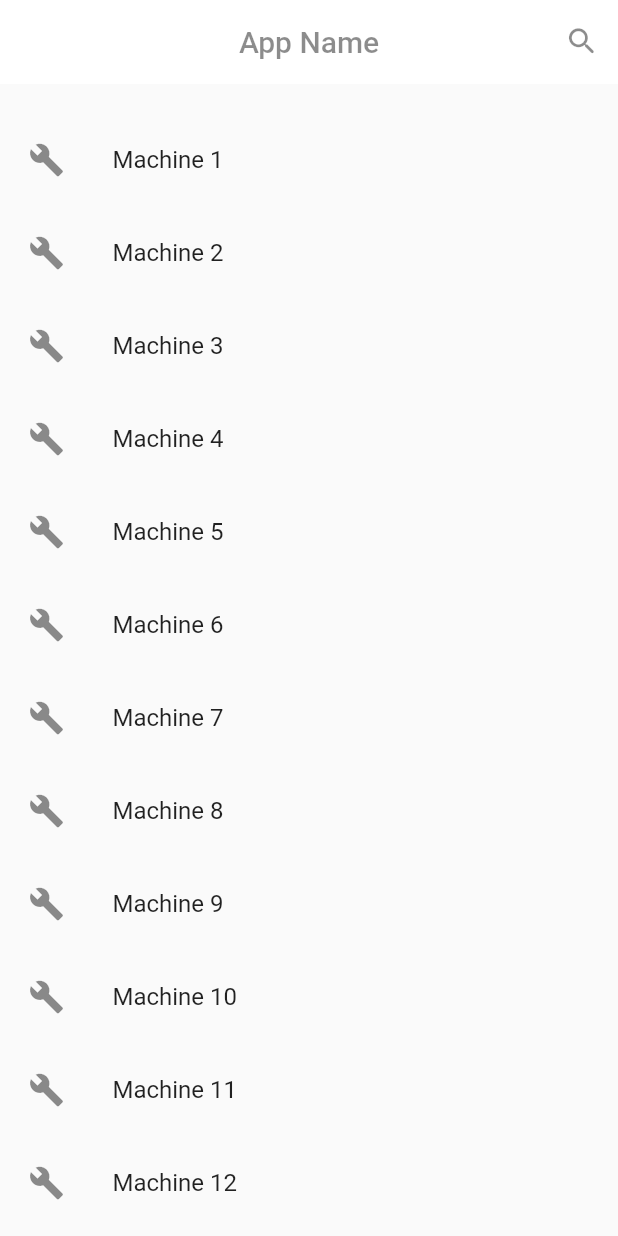
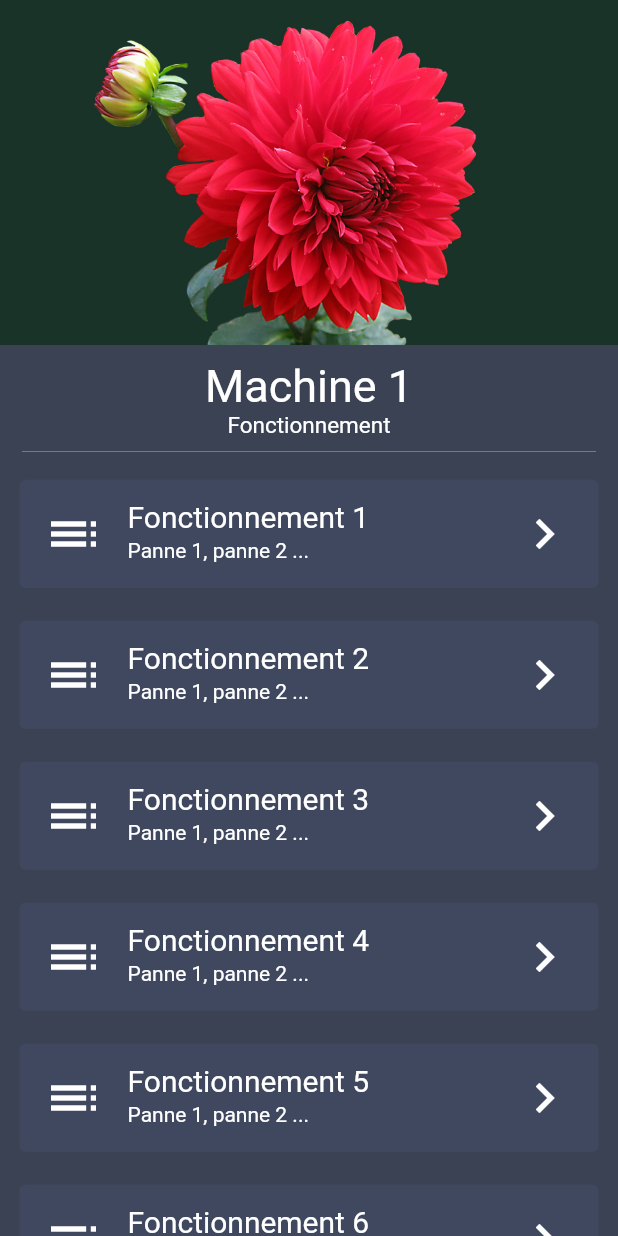
Before and after one commit to kiboMarcel/industry, a Flutter app: the screen it shows after launch, after a tap on "Machine 1", on a phone screen of 412 x 824 dp. Run offline on Flutter 3.47's test engine with Material 2 defaults, Android fonts, the light colour scheme and no system bars; our stand-ins replace get.

Commit message:
operation & breakdown screen

```diff
--- a/lib/main.dart
+++ b/lib/main.dart
@@ -1,7 +1,9 @@
 import 'package:flutter/material.dart';
 import 'package:get/get.dart';
 
+import 'presentations/screens/breakdowns_screen.dart';
 import 'presentations/screens/home_screen.dart';
+import 'presentations/screens/operation_screen.dart';
 
 void main() {
   runApp(const MyApp());
@@ -14,11 +16,16 @@ class MyApp extends StatelessWidget {
   @override
   Widget build(BuildContext context) {
     return GetMaterialApp(
+      debugShowCheckedModeBanner: false,
       title: 'Industry',
       theme: ThemeData(
         primarySwatch: Colors.blue,
       ),
       home: HomeScreen(),
+      routes: {
+        OperationScreen.id: (context) => OperationScreen(),
+        BreakdonwScreen.id: (context) => BreakdonwScreen(),
+      },
     );
   }
 }
--- a/lib/presentations/screens/home_screen.dart
+++ b/lib/presentations/screens/home_screen.dart
@@ -1,5 +1,8 @@
 import 'package:flutter/material.dart';
 import 'package:industry/utils/dimensions.dart';
+
+import '../widgets/card_widget.dart';
+import 'operation_screen.dart';
 
 class HomeScreen extends StatefulWidget {
   const HomeScreen({Key? key}) : super(key: key);
@@ -9,6 +12,7 @@ class HomeScreen extends StatefulWidget {
 }
 
 class _HomeScreenState extends State<HomeScreen> {
+  static const String id = 'home_screen';
   late ScrollController _scrollController;
 
   @override
@@ -20,15 +24,16 @@ class _HomeScreenState extends State<HomeScreen> {
   @override
   Widget build(BuildContext context) {
     return Scaffold(
+      backgroundColor: Color(0xFF3B4254),
       appBar: AppBar(
-        backgroundColor: Colors.white,
+        backgroundColor: Color(0xFF3B4254),
         elevation: 0,
         centerTitle: true,
         title: InkWell(
           onTap: () => _scrollController.jumpTo(0),
           child: Text(
             'App Name',
-            style: TextStyle(color: Colors.black45),
+            style: TextStyle(color: Colors.white),
           ),
         ),
         actions: [
@@ -38,8 +43,8 @@ class _HomeScreenState extends State<HomeScreen> {
             },
             icon: Icon(
               Icons.search_rounded,
-              size: Dimensions.iconseSize24,
-              color: Colors.black45,
+              size: Dimensions.iconseSize24 + 10,
+              color: Colors.white,
             ),
           ),
         ],
@@ -58,11 +63,15 @@ class _HomeScreenState extends State<HomeScreen> {
                 itemCount: 20,
                 itemBuilder: (context, index) {
                   return Padding(
-                    padding: const EdgeInsets.all(3.0),
-                    child: ListTile(
-                      onTap: () {},
-                      leading: Icon(Icons.build),
-                      title: Text('Machine ${index + 1} '),
+                    padding:
+                        const EdgeInsets.symmetric(vertical: 1, horizontal: 3),
+                    child: CardWidget(
+                      text: 'Machine ${index + 1} ',
+                      subtitle: 'Fonction 1, Fonction 2 ...',
+                      icon: Icon(Icons.build, color: Colors.white, size: 40),
+                      onTap: () {
+                        Navigator.pushNamed(context, OperationScreen.id);
+                      },
                     ),
                   );
                 }),
--- /dev/null
+++ b/lib/presentations/screens/operation_screen.dart
@@ -0,0 +1,65 @@
+import 'package:flutter/material.dart';
+import 'package:industry/utils/dimensions.dart';
+
+import '../widgets/big_text.dart';
+import '../widgets/card_widget.dart';
+import 'breakdowns_screen.dart';
+
+class OperationScreen extends StatelessWidget {
+  const OperationScreen({Key? key}) : super(key: key);
+
+  static const String id = 'operation_screen';
+  @override
+  Widget build(BuildContext context) {
+    return Scaffold(
+      backgroundColor: Color(0xFF3B4254),
+      body: SingleChildScrollView(
+          child: Column(
+        children: [
+          Container(
+            height: 230,
+            width: double.infinity,
+            child: Image(
+              fit: BoxFit.cover,
+              image: AssetImage('assets/images/img.jpg'),
+            ),
+          ),
+          SizedBox(
+            height: Dimensions.height10,
+          ),
+          BigTextWidget(
+            text: 'Machine 1',
+            size: 30,
+          ),
+          BigTextWidget(
+            text: 'Fonctionnement',
+            size: 15,
+          ),
+          Divider(
+            thickness: 0.2,
+            indent: Dimensions.widtht30,
+            endIndent: Dimensions.widtht30,
+            color: Colors.white,
+          ),
+          ListView.builder(
+              physics: NeverScrollableScrollPhysics(),
+              shrinkWrap: true,
+              itemCount: 20,
+              itemBuilder: (context, index) {
+                return Padding(
+                  padding: EdgeInsets.symmetric(vertical: 1, horizontal: 3),
+                  child: CardWidget(
+                    text: 'Fonctionnement ${index + 1} ',
+                    subtitle: 'Panne 1, panne 2 ...',
+                    icon: Icon(Icons.toc, color: Colors.white, size: 40),
+                    onTap: () {
+                      Navigator.pushNamed(context, BreakdonwScreen.id);
+                    },
+                  ),
+                );
+              })
+        ],
+      )),
+    );
+  }
+}
--- /dev/null
+++ b/lib/presentations/widgets/big_text.dart
@@ -0,0 +1,21 @@
+import 'package:flutter/material.dart';
+
+class BigTextWidget extends StatelessWidget {
+  final String text;
+  final double size;
+  final Color color;
+  BigTextWidget(
+      {Key? key,
+      required this.text,
+      this.color = const Color(0xFFFFFFFF),
+      this.size = 45})
+      : super(key: key);
+
+  @override
+  Widget build(BuildContext context) {
+    return Text(
+      text,
+      style: TextStyle(fontSize: size, color: color),
+    );
+  }
+}
--- /dev/null
+++ b/lib/presentations/widgets/card_widget.dart
@@ -0,0 +1,38 @@
+import 'package:flutter/material.dart';
+
+class CardWidget extends StatelessWidget {
+  final String text;
+  final String subtitle;
+  final Widget icon;
+  final void Function()? onTap;
+
+  CardWidget(
+      {Key? key,
+      required this.text,
+      required this.onTap,
+      required this.icon,
+      this.subtitle = ''})
+      : super(key: key);
+
+  @override
+  Widget build(BuildContext context) {
+    return Card(
+      margin: EdgeInsets.all(10),
+      color: Color(0xFF3F485E),
+      elevation: 0,
+      child: ListTile(
+        onTap: onTap,
+        leading: icon,
+        title: Text(
+          text,
+          style: TextStyle(fontSize: 20, color: Colors.white),
+        ),
+        subtitle: Text(
+          subtitle,
+          style: TextStyle(color: Colors.white),
+        ),
+        trailing: Icon(Icons.navigate_next, color: Colors.white, size: 40),
+      ),
+    );
+  }
+}
```
Also changed, not shown: lib/presentations/screens/breakdowns_screen.dart (added, +54 -0 lines), lib/presentations/widgets/break_down_widget.dart (added, +71 -0 lines), assets/images/img.jpg (added).
